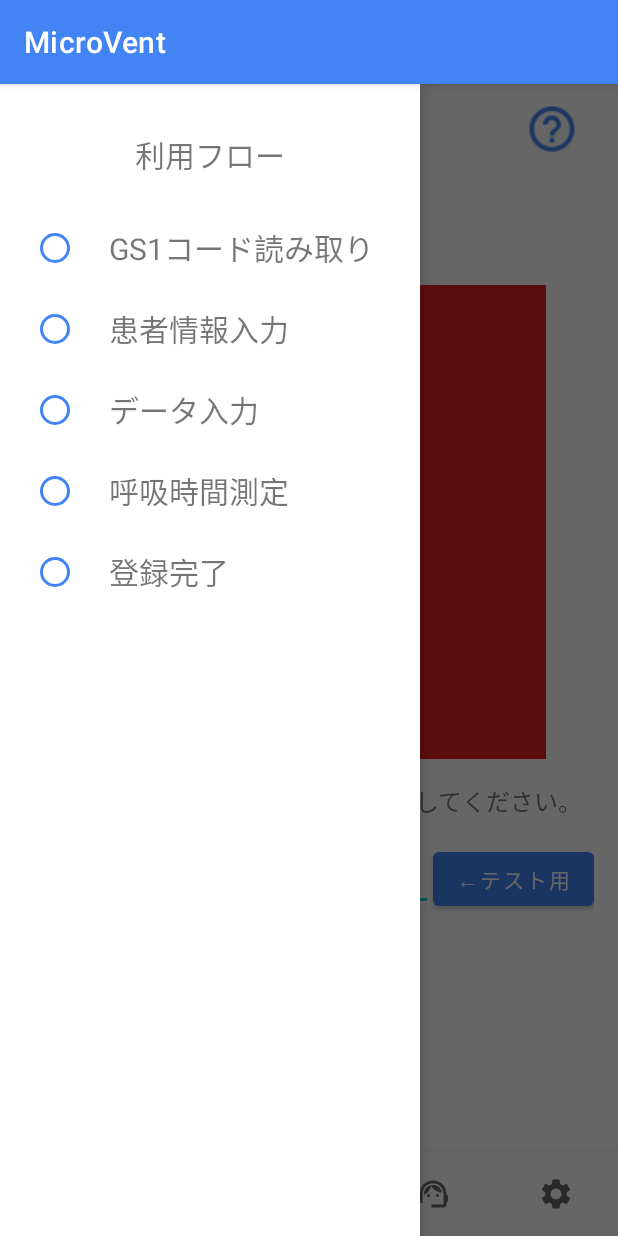
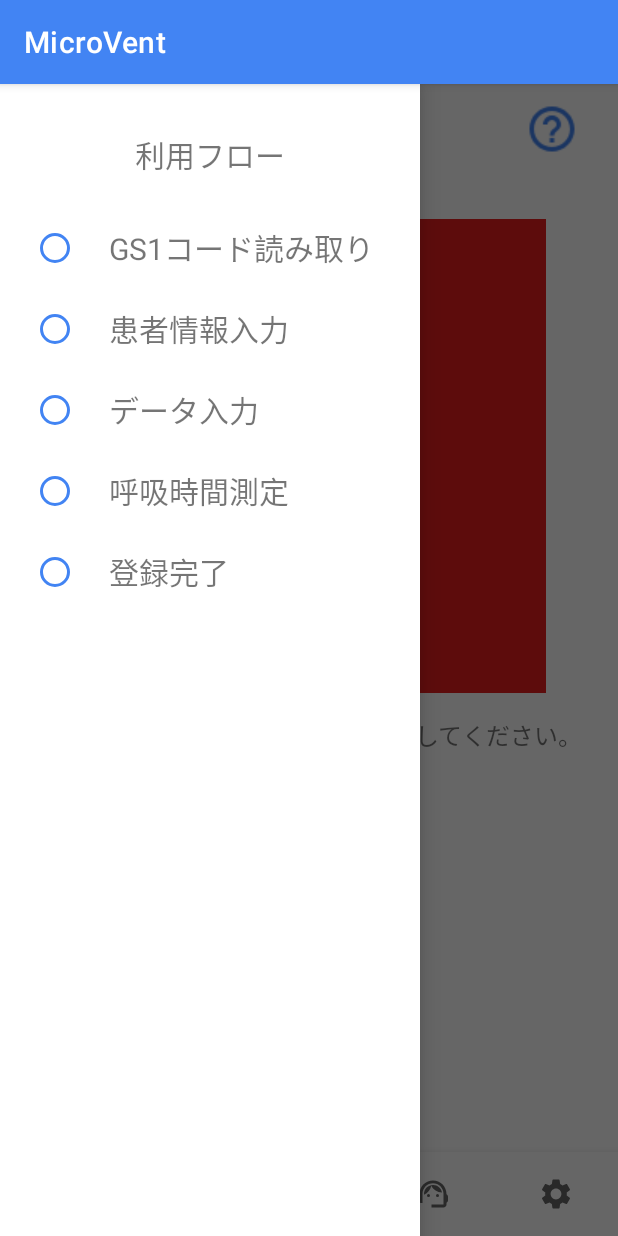
Before and after one commit to shota221/3dvent-app, an Android app: the screen it shows after launch (MainActivity), with the side drawer open, on a phone screen of 412 x 824 dp. Run offline under Robolectric (Android 15) with nearby library versions, the phone set to English and light mode, and no system bars; our stand-ins replace data binding, navigation-ui; libraries missing offline, so code that uses them is left out: androidx.camera.view, com.google.mlkit.vision; plain views replace PreviewView; 2 statements that could not run were skipped.

Commit message:
微修正

```diff
--- a/app/src/main/java/jp/microvent/microvent/service/repository/MicroventRepository.kt
+++ b/app/src/main/java/jp/microvent/microvent/service/repository/MicroventRepository.kt
@@ -12,11 +12,11 @@ import retrofit2.Retrofit
 import retrofit2.converter.moshi.MoshiConverterFactory
 
 //forLocal
-const val MICROVENT_URL = "http://api.microvent.local/"
-const val API_TOKEN = "secret"
+//const val MICROVENT_URL = "http://api.microvent.local/"
+//const val API_TOKEN = "secret"
 //forDev
-//const val MICROVENT_URL = "http://api.microvent.r102.jp/"
-//const val API_TOKEN = "secret_for_dev"
+const val MICROVENT_URL = "http://api.microvent.r102.jp/"
+const val API_TOKEN = "secret_for_dev"
 
 class MicroventRepository {
     companion object Factory {
--- a/app/src/main/res/layout/fragment_qr_reading.xml
+++ b/app/src/main/res/layout/fragment_qr_reading.xml
@@ -91,27 +91,27 @@
             app:layout_constraintStart_toStartOf="parent"
             app:layout_constraintTop_toBottomOf="@+id/frameLayout2" />
 
-        <Button
-            android:id="@+id/button2"
-            android:layout_width="wrap_content"
-            android:layout_height="wrap_content"
-            android:text="←テスト用"
-            android:onClick="@{()->qrReadingViewModel.test()}"
-            app:layout_constraintEnd_toEndOf="parent"
-            app:layout_constraintTop_toTopOf="@+id/editTextNumber" />
+<!--        <Button-->
+<!--            android:id="@+id/button2"-->
+<!--            android:layout_width="wrap_content"-->
+<!--            android:layout_height="wrap_content"-->
+<!--            android:text="←テスト用"-->
+<!--            android:onClick="@{()->qrReadingViewModel.test()}"-->
+<!--            app:layout_constraintEnd_toEndOf="parent"-->
+<!--            app:layout_constraintTop_toTopOf="@+id/editTextNumber" />-->
 
-        <EditText
-            android:id="@+id/editTextNumber"
-            android:layout_width="0dp"
-            android:layout_height="wrap_content"
-            android:layout_marginTop="16dp"
-            android:ems="10"
-            android:inputType="number"
-            android:text="@={qrReadingViewModel.gs1CodeForTest}"
-            app:layout_constraintEnd_toStartOf="@+id/button2"
-            app:layout_constraintHorizontal_bias="0.318"
-            app:layout_constraintStart_toStartOf="parent"
-            app:layout_constraintTop_toBottomOf="@+id/textView" />
+<!--        <EditText-->
+<!--            android:id="@+id/editTextNumber"-->
+<!--            android:layout_width="0dp"-->
+<!--            android:layout_height="wrap_content"-->
+<!--            android:layout_marginTop="16dp"-->
+<!--            android:ems="10"-->
+<!--            android:inputType="number"-->
+<!--            android:text="@={qrReadingViewModel.gs1CodeForTest}"-->
+<!--            app:layout_constraintEnd_toStartOf="@+id/button2"-->
+<!--            app:layout_constraintHorizontal_bias="0.318"-->
+<!--            app:layout_constraintStart_toStartOf="parent"-->
+<!--            app:layout_constraintTop_toBottomOf="@+id/textView" />-->
 
 
     </androidx.constraintlayout.widget.ConstraintLayout>
```
